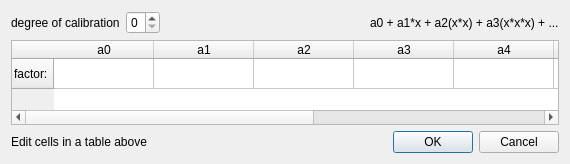
jgrebosz/test-greware, file tcalibration_factors_dlg.ui: the form before one commit.
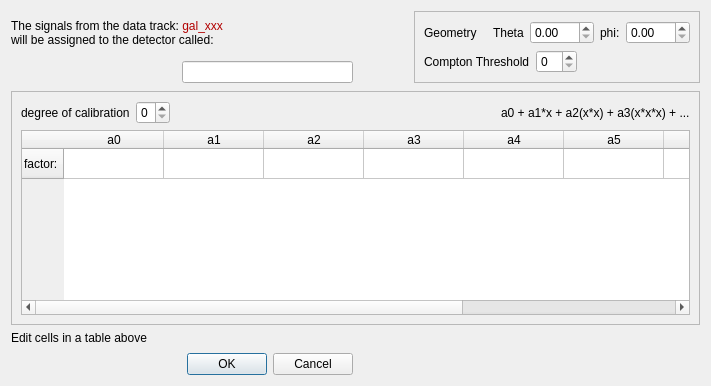
The form after the commit.

Commit message: changing the idea of galileo signals - now the name of the detector can be changed as well

```diff
--- a/tcalibration_factors_dlg.ui
+++ b/tcalibration_factors_dlg.ui
@@ -6,15 +6,169 @@
    <rect>
     <x>0</x>
     <y>0</y>
-    <width>570</width>
-    <height>164</height>
+    <width>711</width>
+    <height>386</height>
    </rect>
   </property>
   <property name="windowTitle">
    <string>Edit the calibration factors</string>
   </property>
+  <layout class="QGridLayout" name="gridLayout_3">
+   <item row="0" column="0">
   <layout class="QVBoxLayout" name="verticalLayout">
    <item>
+      <widget class="QLabel" name="label_data_track">
+       <property name="text">
+        <string>The signals from the data track: &lt;span style=&quot; color:#b20000;&quot;&gt;gal_xxx&lt;/span&gt;&lt;br/&gt;will be assigned to the detector called: </string>
+       </property>
+       <property name="textFormat">
+        <enum>Qt::RichText</enum>
+       </property>
+       <property name="wordWrap">
+        <bool>true</bool>
+       </property>
+      </widget>
+     </item>
+     <item>
+      <layout class="QHBoxLayout" name="horizontalLayout_3">
+       <item>
+        <spacer name="horizontalSpacer_4">
+         <property name="orientation">
+          <enum>Qt::Horizontal</enum>
+         </property>
+         <property name="sizeHint" stdset="0">
+          <size>
+           <width>40</width>
+           <height>20</height>
+          </size>
+         </property>
+        </spacer>
+       </item>
+       <item>
+        <widget class="QLineEdit" name="LineEdit_det_name"/>
+       </item>
+      </layout>
+     </item>
+    </layout>
+   </item>
+   <item row="0" column="1">
+    <layout class="QHBoxLayout" name="horizontalLayout_7">
+     <item>
+      <spacer name="horizontalSpacer_2">
+       <property name="orientation">
+        <enum>Qt::Horizontal</enum>
+       </property>
+       <property name="sizeHint" stdset="0">
+        <size>
+         <width>40</width>
+         <height>20</height>
+        </size>
+       </property>
+      </spacer>
+     </item>
+     <item>
+      <widget class="QFrame" name="frame">
+       <property name="frameShape">
+        <enum>QFrame::StyledPanel</enum>
+       </property>
+       <property name="frameShadow">
+        <enum>QFrame::Raised</enum>
+       </property>
+       <layout class="QGridLayout" name="gridLayout">
+        <item row="0" column="0">
+         <layout class="QHBoxLayout" name="horizontalLayout_4">
+          <item>
+           <widget class="QLabel" name="label_8">
+            <property name="text">
+             <string>Geometry   </string>
+            </property>
+           </widget>
+          </item>
+          <item>
+           <widget class="QLabel" name="label_5">
+            <property name="text">
+             <string>Theta</string>
+            </property>
+           </widget>
+          </item>
+          <item>
+           <widget class="QDoubleSpinBox" name="doubleSpinBox_theta">
+            <property name="maximum">
+             <double>180.000000000000000</double>
+            </property>
+           </widget>
+          </item>
+          <item>
+           <widget class="QLabel" name="label_6">
+            <property name="text">
+             <string>phi:</string>
+            </property>
+           </widget>
+          </item>
+          <item>
+           <widget class="QDoubleSpinBox" name="doubleSpinBox_phi">
+            <property name="maximum">
+             <double>360.000000000000000</double>
+            </property>
+           </widget>
+          </item>
+         </layout>
+        </item>
+        <item row="1" column="0">
+         <layout class="QHBoxLayout" name="horizontalLayout_5">
+          <item>
+           <widget class="QLabel" name="label_7">
+            <property name="text">
+             <string>Compton Threshold</string>
+            </property>
+           </widget>
+          </item>
+          <item>
+           <widget class="QSpinBox" name="spinBox_compton"/>
+          </item>
+          <item>
+           <spacer name="horizontalSpacer_3">
+            <property name="orientation">
+             <enum>Qt::Horizontal</enum>
+            </property>
+            <property name="sizeHint" stdset="0">
+             <size>
+              <width>40</width>
+              <height>20</height>
+             </size>
+            </property>
+           </spacer>
+          </item>
+         </layout>
+        </item>
+       </layout>
+      </widget>
+     </item>
+    </layout>
+   </item>
+   <item row="1" column="1">
+    <spacer name="verticalSpacer_2">
+     <property name="orientation">
+      <enum>Qt::Vertical</enum>
+     </property>
+     <property name="sizeHint" stdset="0">
+      <size>
+       <width>20</width>
+       <height>10</height>
+      </size>
+     </property>
+    </spacer>
+   </item>
+   <item row="2" column="0" colspan="2">
+    <widget class="QFrame" name="frame_2">
+     <property name="frameShape">
+      <enum>QFrame::StyledPanel</enum>
+     </property>
+     <property name="frameShadow">
+      <enum>QFrame::Raised</enum>
+     </property>
+     <layout class="QVBoxLayout" name="verticalLayout_2">
+      <item>
     <layout class="QHBoxLayout" name="horizontalLayout">
      <item>
       <widget class="QLabel" name="label">
@@ -112,15 +266,31 @@
      </column>
     </widget>
    </item>
-   <item>
-    <layout class="QHBoxLayout" name="horizontalLayout_2">
-     <item>
+     </layout>
+    </widget>
+   </item>
+   <item row="3" column="0">
       <widget class="QLabel" name="label_2">
        <property name="text">
         <string>Edit cells in a table above</string>
        </property>
       </widget>
      </item>
+   <item row="4" column="1">
+    <spacer name="verticalSpacer_3">
+     <property name="orientation">
+      <enum>Qt::Vertical</enum>
+     </property>
+     <property name="sizeHint" stdset="0">
+      <size>
+       <width>20</width>
+       <height>10</height>
+      </size>
+     </property>
+    </spacer>
+   </item>
+   <item row="5" column="0">
+    <layout class="QHBoxLayout" name="horizontalLayout_2">
      <item>
       <widget class="QDialogButtonBox" name="buttonBox">
        <property name="orientation">
```
Left out of the diff: 18 changed lines with no effect on the pictures. Lines whose indentation alone changed are shown as unchanged. The commit also changes 8 other files.
